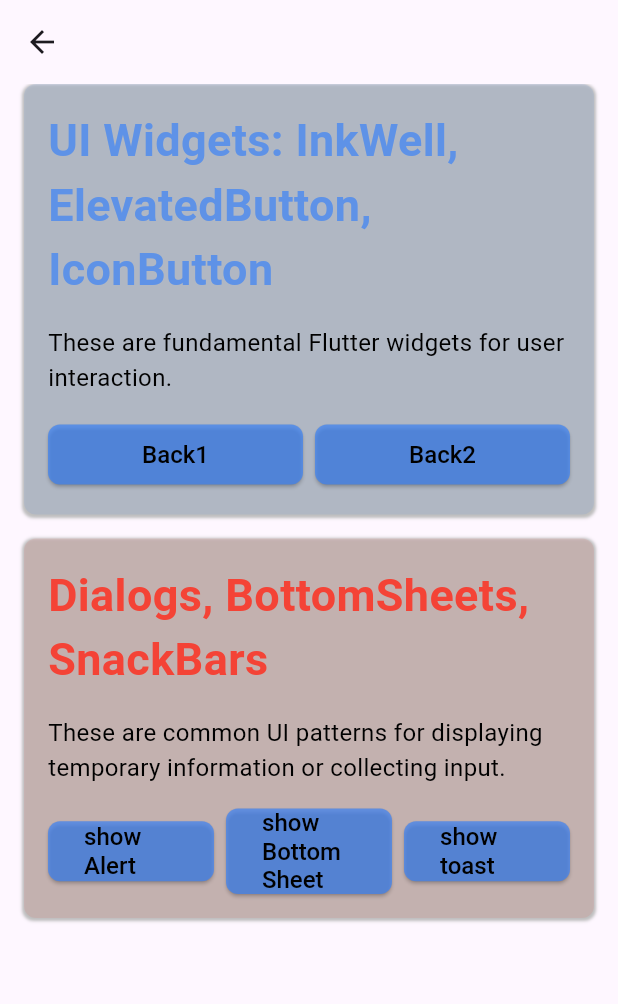
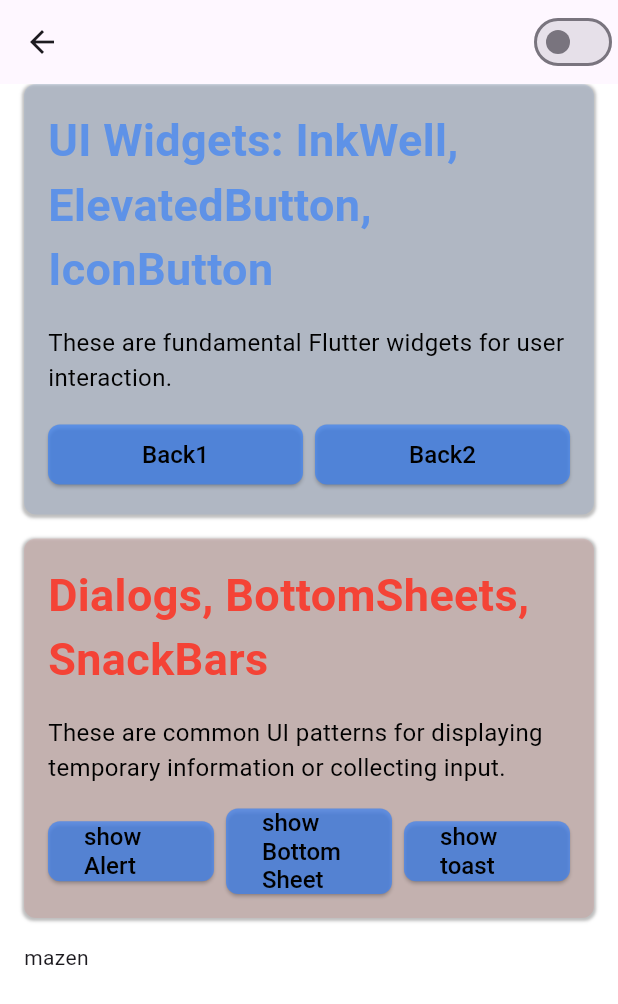
Before and after one commit to mazenShabaan36/e_commerce_session, a Flutter app: the screen it shows after launch, after a tap on "Login", on a phone screen of 412 x 824 dp. Shown: the top 1004 px of the screen. Run offline on Flutter 3.47's test engine with Material 3 defaults, Android fonts, the phone set to English and light mode, and no system bars; our stand-ins replace fluttertoast.

Commit message:
theme final

```diff
--- a/lib/core/app_colors.dart
+++ b/lib/core/app_colors.dart
@@ -7,4 +7,5 @@ class AppColors {
   static const Color grey = Color.fromARGB(255, 109, 109, 109);
   static const Color primary = Color.fromRGBO(59, 130, 246, 0.7);
   static const Color red = Colors.red;
+  static const Color white = Colors.white;
 }
--- /dev/null
+++ b/lib/core/theme/app_themes.dart
@@ -0,0 +1,43 @@
+import 'package:flutter/material.dart';
+import 'package:session/core/app_colors.dart';
+
+class AppThemes {
+  static final lightTheme = _generalTheme(isDark: false);
+
+  static final darkTheme = _generalTheme(isDark: true);
+
+  static ThemeData _generalTheme({required bool isDark}) {
+    return ThemeData(
+      brightness: isDark ? Brightness.dark : Brightness.light,
+      scaffoldBackgroundColor: isDark ? AppColors.black : AppColors.white,
+      primaryColor: AppColors.primary,
+
+      inputDecorationTheme: InputDecorationTheme(
+        contentPadding: const EdgeInsets.symmetric(horizontal: 12, vertical: 8),
+        hintStyle: TextStyle(fontSize: 14, color: isDark ? AppColors.white : AppColors.grey, fontWeight: FontWeight.w400),
+        enabledBorder: OutlineInputBorder(borderSide: BorderSide(width: 1, color: isDark ? AppColors.white : AppColors.grey), borderRadius: BorderRadius.circular(8)),
+        disabledBorder: OutlineInputBorder(borderSide: BorderSide(width: 1, color: isDark ? AppColors.white.withAlpha(50) : AppColors.grey.withAlpha(50)), borderRadius: BorderRadius.circular(8)),
+        focusedBorder: OutlineInputBorder(borderSide: BorderSide(width: 1, color: AppColors.primary), borderRadius: BorderRadius.circular(8)),
+        errorBorder: OutlineInputBorder(borderSide: BorderSide(width: 1.5, color: AppColors.red)),
+        suffixIconColor: AppColors.grey,
+        prefixIconColor: AppColors.grey,
+      ),
+      elevatedButtonTheme: ElevatedButtonThemeData(
+        style:
+        //
+        ButtonStyle(
+          backgroundColor: WidgetStateProperty.all(AppColors.primary),
+          //
+          foregroundColor: WidgetStateProperty.all(AppColors.black),
+          shape: WidgetStateProperty.all(
+            RoundedRectangleBorder(
+              borderRadius: BorderRadius.circular(8),
+              //
+            ),
+          ),
+          textStyle: WidgetStateProperty.all(TextStyle(fontSize: 16, fontWeight: FontWeight.w500)),
+        ),
+      ),
+    );
+  }
+}
--- /dev/null
+++ b/lib/core/theme/theme_manager.dart
@@ -0,0 +1,15 @@
+import 'package:flutter/cupertino.dart';
+import 'package:flutter/material.dart';
+
+class ThemeManager {
+  static ValueNotifier<ThemeMode> themeNotifier = ValueNotifier(ThemeMode.light);
+
+  static void toggleTheme() {
+    themeNotifier.value =
+        themeNotifier.value == ThemeMode.light
+            ?
+            //
+            ThemeMode.dark
+            : ThemeMode.light;
+  }
+}
--- a/lib/main.dart
+++ b/lib/main.dart
@@ -1,5 +1,7 @@
 import 'package:flutter/material.dart';
 import 'package:session/core/app_colors.dart';
+import 'package:session/core/theme/app_themes.dart';
+import 'package:session/core/theme/theme_manager.dart';
 import 'package:session/presentation/features/auth/view/login_screen.dart';
 import 'package:session/presentation/features/home/view/home_screen.dart';
 
@@ -17,42 +19,22 @@ class MyApp extends StatelessWidget {
   // This widget is the root of your application.
   @override
   Widget build(BuildContext context) {
-    return MaterialApp(
-      title: 'Flutter Demo',
+    return ValueListenableBuilder<ThemeMode>(
+      valueListenable: ThemeManager.themeNotifier,
+      builder: (context, value, child) {
+        return MaterialApp(
+          title: 'Flutter Demo',
 
-      //
-      theme: ThemeData(
-        colorScheme: ColorScheme.fromSeed(seedColor: Colors.deepPurple),
-        inputDecorationTheme: InputDecorationTheme(
-          contentPadding: const EdgeInsets.symmetric(horizontal: 12, vertical: 8),
-          hintStyle: TextStyle(fontSize: 14, color: AppColors.grey, fontWeight: FontWeight.w400),
-          enabledBorder: OutlineInputBorder(borderSide: BorderSide(width: 1, color: AppColors.grey), borderRadius: BorderRadius.circular(8)),
-          disabledBorder: OutlineInputBorder(borderSide: BorderSide(width: 1, color: AppColors.grey.withAlpha(50)), borderRadius: BorderRadius.circular(8)),
-          focusedBorder: OutlineInputBorder(borderSide: BorderSide(width: 1, color: AppColors.primary), borderRadius: BorderRadius.circular(8)),
-          errorBorder: OutlineInputBorder(borderSide: BorderSide(width: 1.5, color: AppColors.red)),
-          suffixIconColor: AppColors.grey,
-          prefixIconColor: AppColors.grey,
-        ),
-        elevatedButtonTheme: ElevatedButtonThemeData(
-          style:
           //
-          ButtonStyle(
-            backgroundColor: WidgetStateProperty.all(AppColors.primary),
-            //
-            foregroundColor: WidgetStateProperty.all(AppColors.black),
-            shape: WidgetStateProperty.all(
-              RoundedRectangleBorder(
-                borderRadius: BorderRadius.circular(8),
-                //
-              ),
-            ),
-            textStyle: WidgetStateProperty.all(TextStyle(fontSize: 16, fontWeight: FontWeight.w500)),
-          ),
-        ),
-      ),
-      //
-      home: LoginScreen(),
-      navigatorKey: appKey,
+          theme: AppThemes.lightTheme,
+
+          darkTheme: AppThemes.darkTheme,
+          themeMode: value,
+          //
+          home: LoginScreen(),
+          navigatorKey: appKey,
+        );
+      },
     );
   }
 }
--- a/lib/presentation/features/home/view/home_screen.dart
+++ b/lib/presentation/features/home/view/home_screen.dart
@@ -1,6 +1,7 @@
 import 'package:flutter/material.dart';
 import 'package:session/core/app_colors.dart';
 import 'package:session/core/managers/alerts_manager.dart';
+import 'package:session/core/theme/theme_manager.dart';
 import 'package:session/presentation/features/home/widgets/home_screen_container_content.dart';
 import 'package:session/presentation/widgets/app_button.dart';
 
@@ -21,8 +22,17 @@ class _HomeScreenState extends State<HomeScreen> {
 
   @override
   Widget build(BuildContext context) {
+    final bool isDarkMode = ThemeManager.themeNotifier.value == ThemeMode.dark;
     return Scaffold(
-      appBar: AppBar(),
+      appBar: AppBar(
+        actions: [
+          Switch(
+            value: isDarkMode,
+            //
+            onChanged: (value) => ThemeManager.toggleTheme(),
+          ),
+        ],
+      ),
       body: SingleChildScrollView(
         padding: const EdgeInsets.symmetric(horizontal: 16),
         child: Column(
@@ -75,6 +85,7 @@ class _HomeScreenState extends State<HomeScreen> {
                 ],
               ),
             ),
+            Text("mazen"),
           ],
           //
         ),
```
